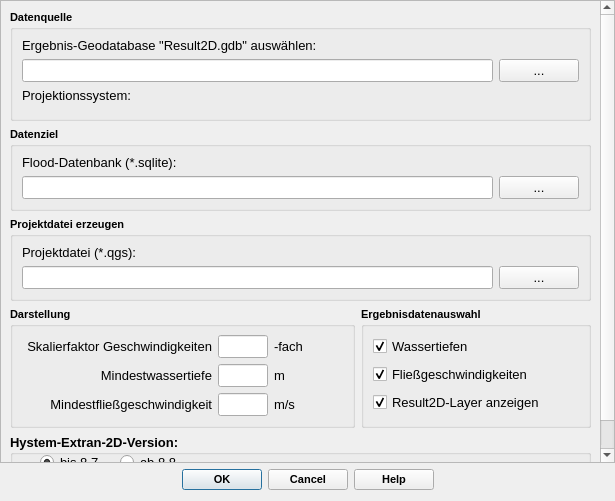
Qt form qkan/floodTools/res/animation_dialog_base.ui (SonkeHoffmann/QKan-1) before a commit.
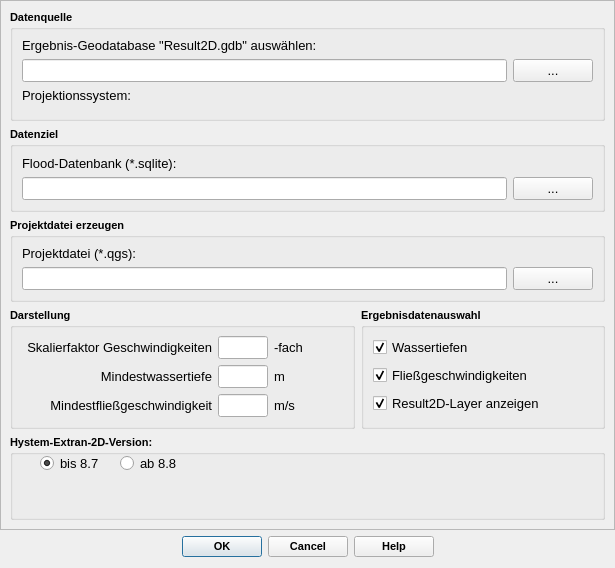
The same form after that commit. Custom widgets are drawn as their Qt base class.

What changed in the file:
```diff
--- a/qkan/floodTools/res/animation_dialog_base.ui
+++ b/qkan/floodTools/res/animation_dialog_base.ui
@@ -7,7 +7,7 @@
     <x>0</x>
     <y>0</y>
     <width>615</width>
-    <height>501</height>
+    <height>568</height>
    </rect>
   </property>
   <property name="sizePolicy">
@@ -25,7 +25,7 @@
   <property name="maximumSize">
    <size>
     <width>16777215</width>
-    <height>501</height>
+    <height>590</height>
    </size>
   </property>
   <property name="font">
@@ -55,9 +55,9 @@
       <property name="geometry">
        <rect>
         <x>0</x>
-        <y>-84</y>
-        <width>596</width>
-        <height>542</height>
+        <y>0</y>
+        <width>613</width>
+        <height>528</height>
        </rect>
       </property>
       <layout class="QVBoxLayout" name="verticalLayout_7">
@@ -851,7 +851,7 @@
          <property name="font">
           <font>
            <family>Tahoma</family>
-           <pointsize>10</pointsize>
+           <pointsize>8</pointsize>
            <weight>75</weight>
            <bold>true</bold>
           </font>
```
